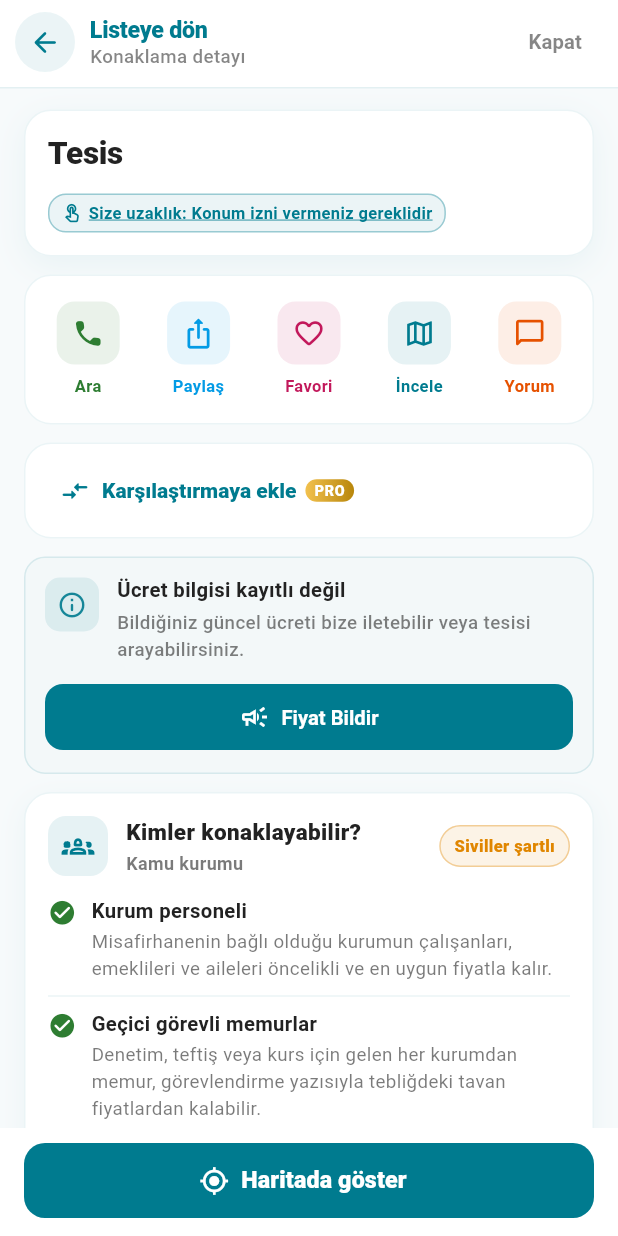
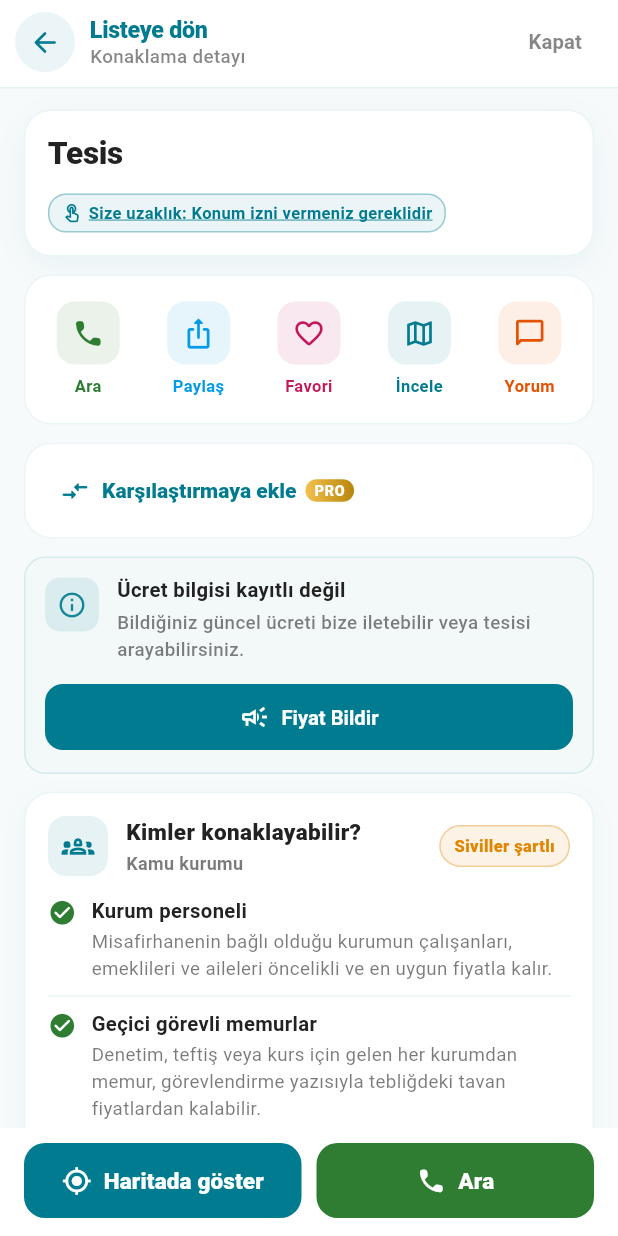
Before and after one commit to Serdarza/rotalink_flutter, a Flutter app: the FacilityDetailCard widget shown alone on an empty page, opened directly with empty values, on a phone screen of 412 x 824 dp. Run offline on Flutter 3.47's test engine with Material 3 defaults, Android fonts, the phone set to English and light mode, and no system bars; our stand-ins replace cloud_firestore, connectivity_plus, firebase_analytics, firebase_core, firebase_messaging, firebase_remote_config and 15 more; missing offline and left inert: flutter_map_marker_popup, in_app_purchase_android, workmanager; accounts and stored records are empty; network calls fail; statements that could not run were skipped.

Commit message:
feat(ui): facility card bottom bar with map and call buttons
Co-authored-by: Cursor <cursoragent@cursor.com>

```diff
--- a/lib/widgets/facility_detail_card.dart
+++ b/lib/widgets/facility_detail_card.dart
@@ -344,32 +344,74 @@ class FacilityDetailCard extends StatelessWidget {
             child: Padding(
               padding: const EdgeInsets.fromLTRB(16, 10, 16, 12),
               child: SizedBox(
-                width: double.infinity,
                 height: 50,
-                child: FilledButton.icon(
-                  onPressed: onShowOnMap,
-                  icon: const Icon(Icons.my_location_outlined, size: 20),
-                  label: const Text(
-                    'Haritada göster',
-                    style: TextStyle(
-                      fontWeight: FontWeight.w800,
-                      fontSize: 15.5,
-                      letterSpacing: 0.1,
+                child: Row(
+                  children: [
+                    Expanded(
+                      child: _BottomButton(
+                        icon: Icons.my_location_outlined,
+                        label: 'Haritada göster',
+                        color: AppColors.primary,
+                        onPressed: onShowOnMap,
+                      ),
                     ),
-                  ),
-                  style: FilledButton.styleFrom(
-                    backgroundColor: AppColors.primary,
-                    foregroundColor: Colors.white,
-                    elevation: 0,
-                    shape: RoundedRectangleBorder(
-                      borderRadius: BorderRadius.circular(14),
+                    const SizedBox(width: 10),
+                    Expanded(
+                      child: _BottomButton(
+                        icon: Icons.call_rounded,
+                        label: 'Ara',
+                        color: const Color(0xFF2E7D32),
+                        onPressed: onCall,
+                      ),
                     ),
-                  ),
+                  ],
                 ),
               ),
             ),
           ),
         ],
+      ),
+    );
+  }
+}
+
+class _BottomButton extends StatelessWidget {
+  const _BottomButton({
+    required this.icon,
+    required this.label,
+    required this.color,
+    required this.onPressed,
+  });
+
+  final IconData icon;
+  final String label;
+  final Color color;
+  final VoidCallback onPressed;
+
+  @override
+  Widget build(BuildContext context) {
+    return FilledButton.icon(
+      onPressed: onPressed,
+      icon: Icon(icon, size: 20),
+      label: Text(
+        label,
+        maxLines: 1,
+        overflow: TextOverflow.ellipsis,
+        style: const TextStyle(
+          fontWeight: FontWeight.w800,
+          fontSize: 15,
+          letterSpacing: 0.1,
+        ),
+      ),
+      style: FilledButton.styleFrom(
+        backgroundColor: color,
+        foregroundColor: Colors.white,
+        elevation: 0,
+        minimumSize: const Size.fromHeight(50),
+        padding: const EdgeInsets.symmetric(horizontal: 12),
+        shape: RoundedRectangleBorder(
+          borderRadius: BorderRadius.circular(14),
+        ),
       ),
     );
   }
```
